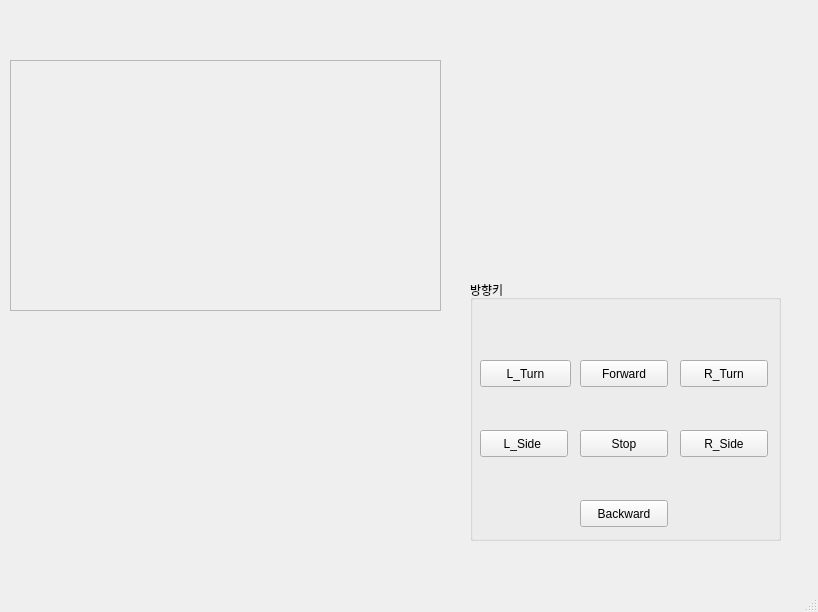
Qt form src/admin_pc/manual_control_gui.ui (addinedu-ros-8th/deeplearning-repo-2) before a commit.
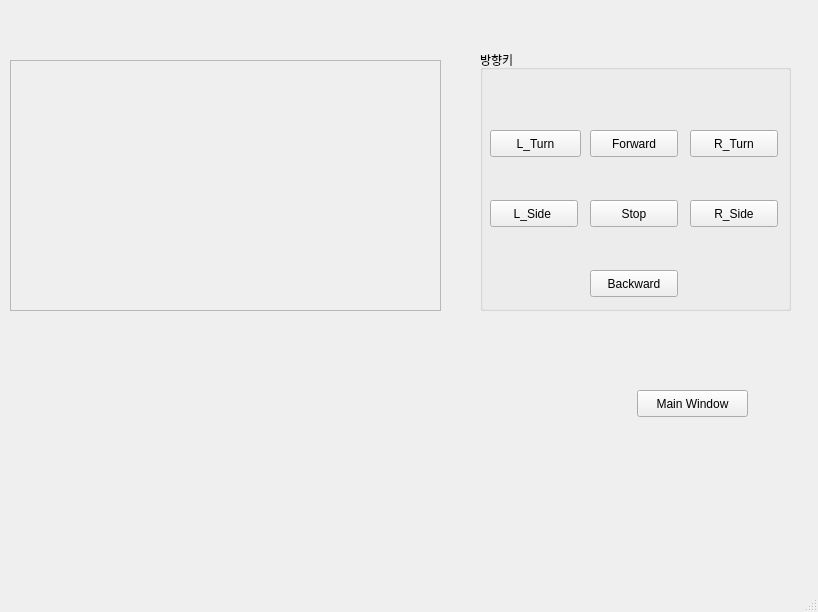
The same form after that commit.

The edit to the form file:
```diff
--- a/src/admin_pc/manual_control_gui.ui
+++ b/src/admin_pc/manual_control_gui.ui
@@ -17,8 +17,8 @@
    <widget class="QGroupBox" name="groupBox">
     <property name="geometry">
      <rect>
-      <x>470</x>
-      <y>280</y>
+      <x>480</x>
+      <y>50</y>
       <width>311</width>
       <height>261</height>
      </rect>
@@ -134,6 +134,19 @@
      <enum>QFrame::Raised</enum>
     </property>
    </widget>
+   <widget class="QPushButton" name="main_btn">
+    <property name="geometry">
+     <rect>
+      <x>637</x>
+      <y>390</y>
+      <width>111</width>
+      <height>27</height>
+     </rect>
+    </property>
+    <property name="text">
+     <string>Main Window</string>
+    </property>
+   </widget>
   </widget>
   <widget class="QMenuBar" name="menubar">
    <property name="geometry">
```
